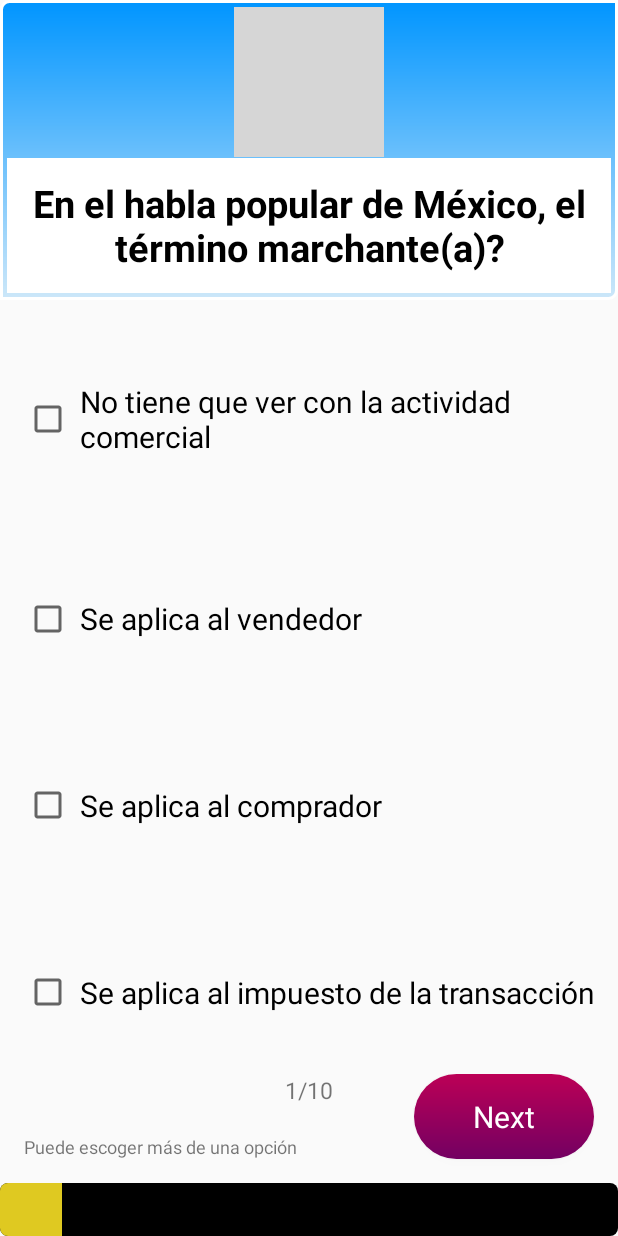
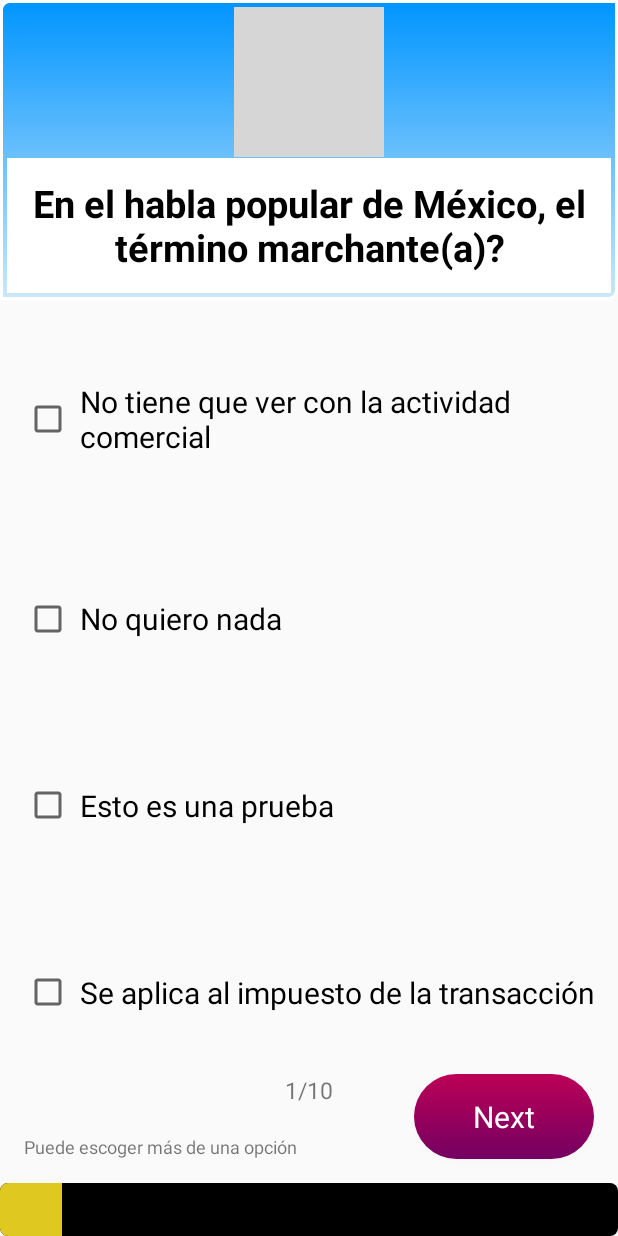
Before and after one commit to Yosolita1978/MexicanQuiz, an Android app: the screen it shows after launch (quizOneActivity before the commit, MultipleAnswersActivity after it), after a tap on "START", on a phone screen of 412 x 824 dp. Run offline under Robolectric (Android 15) with nearby library versions, the light colour scheme and no system bars; grey boxes are pictures that could not be loaded.

Commit message:
First two activities working with the Class Questionary

```diff
--- a/app/src/main/AndroidManifest.xml
+++ b/app/src/main/AndroidManifest.xml
@@ -16,9 +16,9 @@
                 <category android:name="android.intent.category.LAUNCHER" />
             </intent-filter>
         </activity>
-        <activity android:name=".quizOneActivity"
+        <activity android:name=".MultipleAnswersActivity"
             android:label="@string/quiz"/>
-        <activity android:name=".quizTwoActivity"
+        <activity android:name=".WrittenAnswerActivity"
             android:label="@string/quiz"/>
     </application>
 
--- a/app/src/main/java/com/example/android/mexicanquiz/MainActivity.java
+++ b/app/src/main/java/com/example/android/mexicanquiz/MainActivity.java
@@ -21,22 +21,19 @@ public class MainActivity extends AppCompatActivity {
 
         Button startButton = (Button) findViewById(R.id.button_start);
 
+        final Context context = this;
+
         startButton.setOnClickListener(new View.OnClickListener() {
             @Override
             public void onClick(View view) {
 
-                // Create Preferences file and clean it
-                sharedpreferences = getSharedPreferences(MyPREFERENCES, Context.MODE_PRIVATE);
-                SharedPreferences.Editor editor = sharedpreferences.edit();
-                editor.clear();
-                editor.apply();
+            // Get Questionary and Next Question
+            Question firstQuestion = Questionary.getQuestionary(context).getCurrentQuestion();
+            Intent quizIntent = new Intent(MainActivity.this, firstQuestion.getActivity());
+            startActivity(quizIntent);
 
-                // Call the beginning of the quiz.
-                Intent quizIntent = new Intent(MainActivity.this, quizOneActivity.class);
-                startActivity(quizIntent);
-
-                //Finish View once the Question is called.
-                finish();
+            //Finish View once the Question is called.
+            finish();
             }
         });
     }
--- /dev/null
+++ b/app/src/main/java/com/example/android/mexicanquiz/MultipleAnswersActivity.java
@@ -0,0 +1,78 @@
+package com.example.android.mexicanquiz;
+
+import android.content.Context;
+import android.content.Intent;
+import android.content.SharedPreferences;
+import android.os.Bundle;
+import android.support.v7.app.AppCompatActivity;
+import android.view.View;
+import android.widget.Button;
+import android.widget.CheckBox;
+import android.widget.TextView;
+
+import java.util.ArrayList;
+
+/**
+ * Created by cristina on 3/15/18.
+ */
+public class MultipleAnswersActivity extends AppCompatActivity {
+
+
+    @Override
+    protected void onCreate(Bundle savedInstanceState) {
+        super.onCreate(savedInstanceState);
+
+        // Set the content of the activity to use the multiple_answers_activity.xml layout file
+        setContentView(R.layout.multiple_answers_activity);
+
+        final Questionary questionary = Questionary.getQuestionary(this);
+        Question currentQuestion = questionary.getCurrentQuestion();
+        displayQuestion(currentQuestion.getQuestion());
+        displayChoices(currentQuestion.getChoices());
+
+        Button nextButton = (Button) findViewById(R.id.nextButton);
+        nextButton.setOnClickListener(new View.OnClickListener() {
+            @Override
+            public void onClick(View view) {
+
+            /* Get the Answers from the user */
+                int[] checkboxIds = {R.id.checkboxFirstOption, R.id.checkboxSecondOption, R.id.checkboxThirdOption, R.id.checkboxFourOption};
+                ArrayList<String> userAnswers = new ArrayList<>();
+                for (int i = 0; i < checkboxIds.length; i++) {
+                    CheckBox answerText = (CheckBox) findViewById(checkboxIds[i]);
+                    if (answerText.isChecked()) {
+                        userAnswers.add(answerText.getText().toString());
+                    }
+                }
+
+                //Check the Answer before going to the next Question
+                questionary.checkAnswer(userAnswers.toArray(new String[0]));
+                Question nextQuestion = questionary.getNextQuestion();
+                Intent nextIntent = new Intent(MultipleAnswersActivity.this, nextQuestion.getActivity());
+                startActivity(nextIntent);
+
+                finish();
+            }
+        });
+
+
+    }
+
+    /**
+     * Displays the given Question.
+     */
+    public void displayQuestion(String question) {
+        TextView questionView = (TextView) findViewById(R.id.questionTextView);
+        questionView.setText(question);
+    }
+
+    public void displayChoices(String[] choices){
+        int[] answerIds = {R.id.checkboxFirstOption, R.id.checkboxSecondOption, R.id.checkboxThirdOption, R.id.checkboxFourOption};
+        for(int i = 0; i < choices.length; i++){
+            TextView answerView = (TextView) findViewById(answerIds[i]);
+            answerView.setText(choices[i]);
+        }
+    }
+
+
+}
--- a/app/src/main/java/com/example/android/mexicanquiz/Question.java
+++ b/app/src/main/java/com/example/android/mexicanquiz/Question.java
@@ -27,8 +27,8 @@ public class Question {
         return mQuestion;
     }
 
-    public String getChoice(int i) {
-        return mChoices[i];
+    public String[] getChoices() {
+        return mChoices;
     }
 
     public boolean isCorrect(String answer) {
@@ -47,6 +47,18 @@ public class Question {
         return true;
     }
 
+    public int getAnswerCount(){
+        return mAnswers.length;
+    }
+
+    public Class getActivity(){
+        if(getAnswerCount() > 1){
+            return MultipleAnswersActivity.class;
+        } else{
+            return WrittenAnswerActivity.class;
+        }
+    }
+
 
 
 }
--- a/app/src/main/java/com/example/android/mexicanquiz/quizOneActivity.java
+++ /dev/null
@@ -1,27 +0,0 @@
-package com.example.android.mexicanquiz;
-
-import android.content.Context;
-import android.content.Intent;
-import android.content.SharedPreferences;
-import android.os.Bundle;
-import android.support.v7.app.AppCompatActivity;
-import android.view.View;
-import android.widget.Button;
-import android.widget.CheckBox;
-
-/**
- * Created by cristina on 3/15/18.
- */
-public class quizOneActivity extends AppCompatActivity {
-
-
-    @Override
-    protected void onCreate(Bundle savedInstanceState) {
-        super.onCreate(savedInstanceState);
-
-        // Set the content of the activity to use the quizone_activity.xml layout file
-        setContentView(R.layout.quizone_activity);
-
-
-    }
-}
--- a/app/src/main/res/layout/quizone_activity.xml
+++ b/app/src/main/res/layout/multiple_answers_activity.xml
@@ -1,5 +1,6 @@
 <?xml version="1.0" encoding="utf-8"?>
 <ScrollView xmlns:android="http://schemas.android.com/apk/res/android"
+    xmlns:tools="http://schemas.android.com/tools"
     android:layout_width="match_parent"
     android:layout_height="match_parent"
     android:fillViewport="true"
@@ -9,7 +10,7 @@
         android:layout_width="match_parent"
         android:layout_height="wrap_content"
         android:orientation="vertical"
-        tools:context="com.example.android.mexicanquiz.quizOneActivity">
+        tools:context="com.example.android.mexicanquiz.MultipleAnswersActivity">
 
 
         <RelativeLayout
@@ -25,9 +26,10 @@
             android:layout_marginBottom="15dp"/>
 
         <TextView
+            android:id="@+id/questionTextView"
             android:layout_width="match_parent"
             android:layout_height="90dp"
-            android:text="@string/question1_question"
+            tools:text="@string/question1_question"
             android:textSize="25sp"
             android:textStyle="bold"
             android:background="@android:color/white"
@@ -48,7 +50,7 @@
             android:layout_weight="1"
             android:paddingLeft="5dp"
             android:paddingStart="5dp"
-            android:text="@string/question1_choice1"
+            tools:text="@string/question1_choice1"
             android:textSize="20sp" />
 
         <CheckBox
@@ -61,7 +63,7 @@
             android:layout_weight="1"
             android:paddingLeft="5dp"
             android:paddingStart="5dp"
-            android:text="@string/question1_choice2"
+            tools:text="@string/question1_choice2"
             android:textSize="20sp" />
 
         <CheckBox
@@ -74,7 +76,7 @@
             android:layout_weight="1"
             android:paddingLeft="5dp"
             android:paddingStart="5dp"
-            android:text="@string/question1_choice3"
+            tools:text="@string/question1_choice3"
             android:textSize="20sp" />
 
         <CheckBox
@@ -87,7 +89,7 @@
             android:layout_weight="1"
             android:paddingLeft="5dp"
             android:paddingStart="5dp"
-            android:text="@string/question1_choice4"
+            tools:text="@string/question1_choice4"
             android:textSize="20sp" />
 
         <RelativeLayout
--- a/app/src/main/res/layout/quiztwo_activity.xml
+++ b/app/src/main/res/layout/written_answer_activity.xml
@@ -8,7 +8,7 @@
         android:layout_width="match_parent"
         android:layout_height="wrap_content"
         android:orientation="vertical"
-        tools:context="com.example.android.mexicanquiz.quizTwoActivity">
+        tools:context="com.example.android.mexicanquiz.WrittenAnswerActivity">
 
         <RelativeLayout
             android:layout_width="wrap_content"
@@ -25,7 +25,7 @@
             <TextView
                 android:layout_width="match_parent"
                 android:layout_height="90dp"
-                android:text="@string/question2Text"
+                android:text="@string/question2_question"
                 android:textSize="25sp"
                 android:textStyle="bold"
                 android:background="@android:color/white"
@@ -47,7 +47,7 @@
             android:layout_marginTop="16dp"
             android:layout_weight="0"
             android:maxLength="45"
-            android:hint="@string/question2Hint"
+            android:hint="@string/question2_hint"
             android:inputType="textCapWords"
             android:textSize="20sp" />
 
--- a/app/src/main/res/values/strings.xml
+++ b/app/src/main/res/values/strings.xml
@@ -16,8 +16,8 @@
     <!-- Question 1 xml -->
 
     <string name="question1_choice1">No tiene que ver con la actividad comercial </string>
-    <string name="question1_choice2">Se aplica al vendedor </string>
-    <string name="question1_choice3">Se aplica al comprador </string>
+    <string name="question1_choice2">No quiero nada </string>
+    <string name="question1_choice3">Esto es una prueba </string>
     <string name="question1_choice4">Se aplica al impuesto de la transacción </string>
 
     <string-array name="question1_choices">
```
Also changed, not shown: app/src/main/java/com/example/android/mexicanquiz/Questionary.java (+9 -0 lines), app/src/main/java/com/example/android/mexicanquiz/WrittenAnswerActivity.java (renamed from app/src/main/java/com/example/android/mexicanquiz/quizTwoActivity.java, +5 -5 lines).
